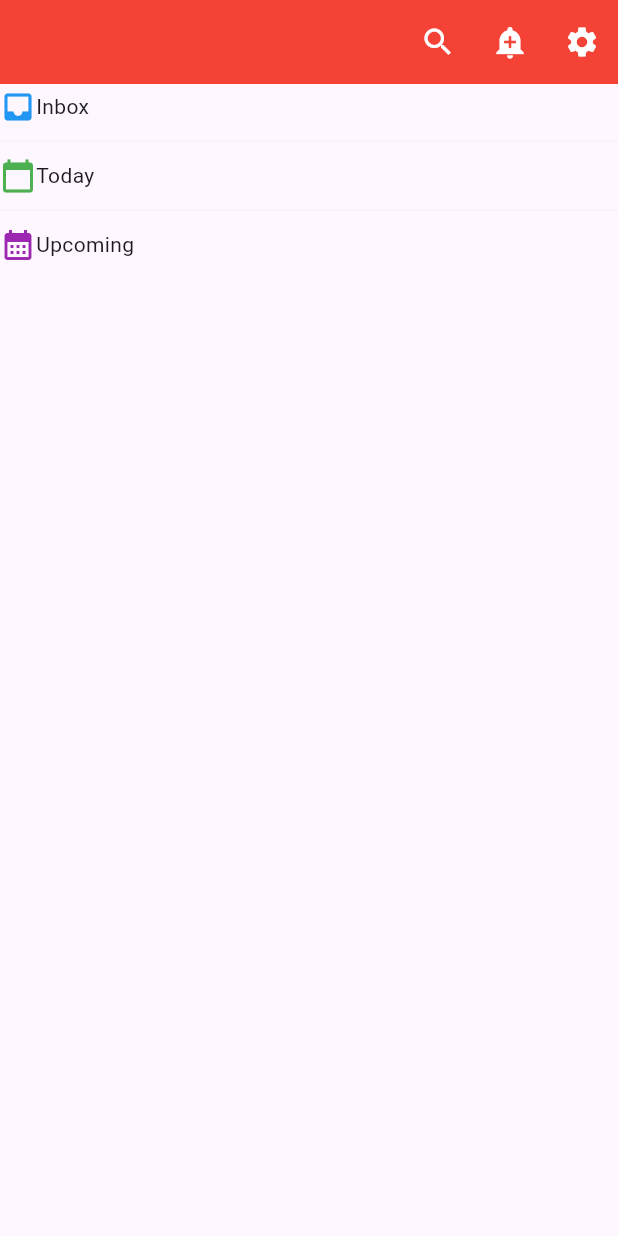
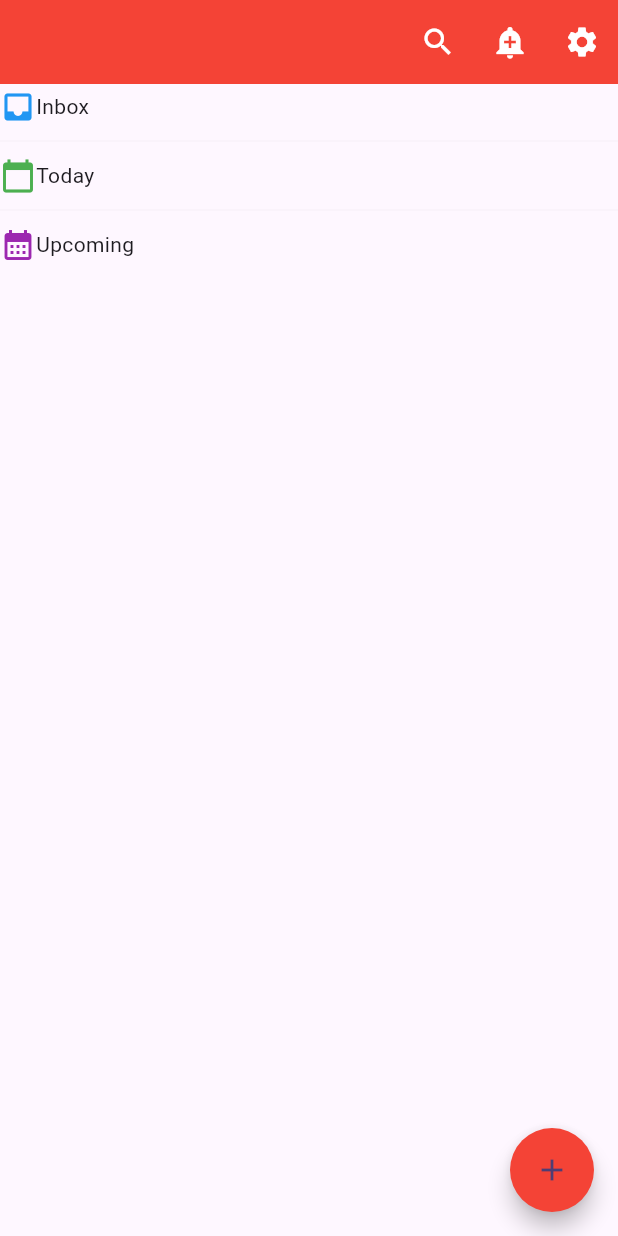
Before and after one commit to CapSmoIIett/todoist_clone, a Flutter app: the screen it shows after launch, on a phone screen of 412 x 824 dp. Run offline on Flutter 3.47's test engine with Material 3 defaults, Android fonts, the phone set to English and light mode, and no system bars.

Commit message:
add - add task button.

```diff
--- /dev/null
+++ b/lib/ui/core/ui/add_task_button.dart
@@ -0,0 +1,16 @@
+import 'package:flutter/material.dart';
+
+class AddTaskButton extends StatelessWidget {
+const AddTaskButton({ Key? key }) : super(key: key);
+
+  @override
+  Widget build(BuildContext context){
+    return FloatingActionButton(
+        onPressed: () {},
+        tooltip: 'Increment Counter',
+        shape: const CircleBorder(),
+        child: Icon(Icons.add),
+        backgroundColor: Colors.red,
+      );
+  }
+}
--- a/lib/ui/core/ui/task_list.dart
+++ b/lib/ui/core/ui/task_list.dart
@@ -1,4 +1,5 @@
 import 'package:flutter/material.dart';
+import 'package:todoist_clone/ui/core/ui/add_task_button.dart';
 
 class TaskList extends StatelessWidget {
   TaskList({Key? key}) : super(key: key);
@@ -50,6 +51,7 @@ class TaskList extends StatelessWidget {
           thickness: 0.1,
         ),
       ),
+      floatingActionButton: AddTaskButton(),
     );
   }
 }
--- a/lib/ui/home_page/widgets/home_screen.dart
+++ b/lib/ui/home_page/widgets/home_screen.dart
@@ -1,4 +1,5 @@
 import 'package:flutter/material.dart';
+import 'package:todoist_clone/ui/core/ui/add_task_button.dart';
 import 'package:todoist_clone/ui/core/ui/task_list.dart';
 
 class HomeScreen extends StatelessWidget {
@@ -58,6 +59,8 @@ class HomeScreen extends StatelessWidget {
           separatorBuilder: (context, index) => Divider(
             thickness: 0.1,
           ),
-        ));
+        ),
+        floatingActionButton: AddTaskButton(),
+      );
   }
 }
```
